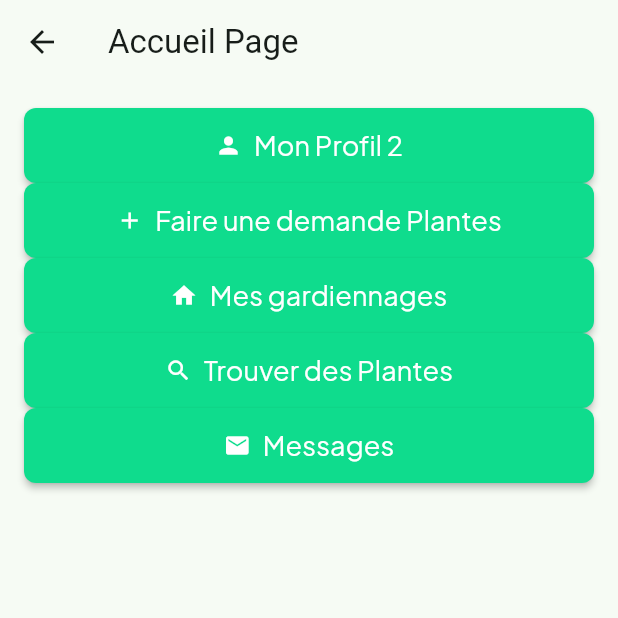
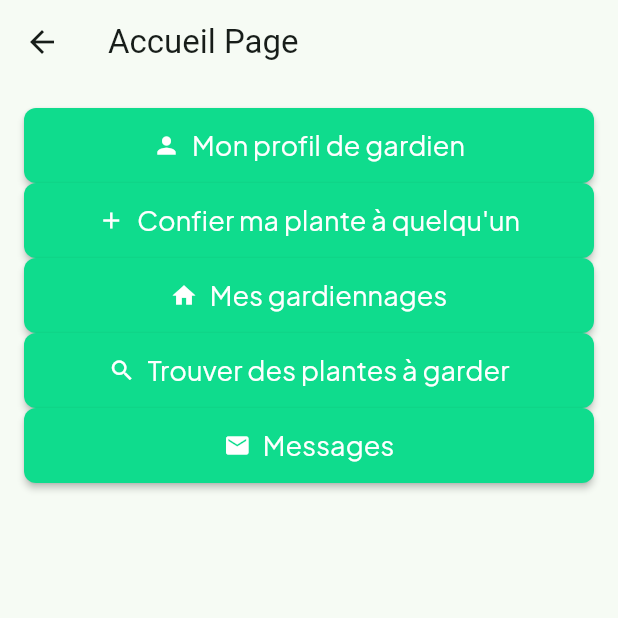
Before and after one commit to ThomasDeschampt/mspr, a Flutter app: the AccueilPage screen opened directly with empty values, on a phone screen of 412 x 824 dp, the top half of it. Run offline on Flutter 3.47's test engine with Material 3 defaults, Android fonts, the phone set to English and light mode, and no system bars; drawn by our look-alikes of auto_size_text; our stand-ins replace flutter_map, font_awesome_flutter, from_css_color, google_fonts, image_picker, latlong2 and 3 more; missing offline and left inert: json_path; accounts and stored records are empty; network calls fail.

Commit message:
Wording changé

```diff
--- a/flutter-frontend/lib/accueil.dart
+++ b/flutter-frontend/lib/accueil.dart
@@ -72,7 +72,7 @@ class _AccueilPageState extends State<AccueilPage> {
       shrinkWrap: true,
       physics: NeverScrollableScrollPhysics(),
       children: [
-        _buildMenuItem(context, Icons.person, 'Mon Profil 1', () {
+        _buildMenuItem(context, Icons.person, 'Mon profil utilisateur', () {
           Navigator.push(
             context,
             MaterialPageRoute(
@@ -80,7 +80,7 @@ class _AccueilPageState extends State<AccueilPage> {
             ),
           );
         }),
-        _buildMenuItem(context, Icons.check, 'Valider une Demande', () {
+        _buildMenuItem(context, Icons.check, 'Valider une demande', () {
           Navigator.push(
             context,
             MaterialPageRoute(builder: (context) => const ValiderPage()),
@@ -92,7 +92,7 @@ class _AccueilPageState extends State<AccueilPage> {
             MaterialPageRoute(builder: (context) => GardiennagePage(pseudo: widget.pseudo)),
           );
         }),
-        _buildMenuItem(context, Icons.search, 'Chercher une Plante', () {
+        _buildMenuItem(context, Icons.search, 'Trouver des plantes à garder', () {
           Navigator.push(
             context,
             MaterialPageRoute(builder: (context) => TrouverPage(pseudo: widget.pseudo)),
@@ -113,7 +113,7 @@ class _AccueilPageState extends State<AccueilPage> {
       shrinkWrap: true,
       physics: NeverScrollableScrollPhysics(),
       children: [
-        _buildMenuItem(context, Icons.person, 'Mon Profil 2', () {
+        _buildMenuItem(context, Icons.person, 'Mon profil de gardien', () {
           Navigator.push(
             context,
             MaterialPageRoute(
@@ -121,7 +121,7 @@ class _AccueilPageState extends State<AccueilPage> {
             ),
           );
         }),
-        _buildMenuItem(context, Icons.add, 'Faire une demande Plantes', () {
+        _buildMenuItem(context, Icons.add, 'Confier ma plante à quelqu\'un', () {
           Navigator.push(
             context,
             MaterialPageRoute(
@@ -134,7 +134,7 @@ class _AccueilPageState extends State<AccueilPage> {
             MaterialPageRoute(builder: (context) => GardiennagePage(pseudo: widget.pseudo)),
           );
         }),
-        _buildMenuItem(context, Icons.search, 'Trouver des Plantes', () {
+        _buildMenuItem(context, Icons.search, 'Trouver des plantes à garder', () {
           Navigator.push(
             context,
             MaterialPageRoute(builder: (context) => TrouverPage(pseudo: widget.pseudo)),
--- a/flutter-frontend/lib/home_page_widget.dart
+++ b/flutter-frontend/lib/home_page_widget.dart
@@ -130,7 +130,7 @@ class _HomePageWidgetState extends State<HomePageWidget> {
                           padding:
                               EdgeInsetsDirectional.fromSTEB(16, 16, 16, 16),
                           child: Text(
-                            'Menu 1',
+                            'Ma plante 1',
                             style: FlutterFlowTheme.of(context)
                                 .labelLarge
                                 .override(
@@ -159,7 +159,7 @@ class _HomePageWidgetState extends State<HomePageWidget> {
                           padding:
                               EdgeInsetsDirectional.fromSTEB(16, 16, 16, 16),
                           child: Text(
-                            'Menu 2',
+                            'Ma plante 2',
                             style: FlutterFlowTheme.of(context)
                                 .labelLarge
                                 .override(
@@ -188,7 +188,7 @@ class _HomePageWidgetState extends State<HomePageWidget> {
                           padding:
                               EdgeInsetsDirectional.fromSTEB(16, 16, 16, 16),
                           child: Text(
-                            'Menu 3',
+                            'Ma plante 3',
                             style: FlutterFlowTheme.of(context)
                                 .labelLarge
                                 .override(
@@ -217,7 +217,7 @@ class _HomePageWidgetState extends State<HomePageWidget> {
                           padding:
                               EdgeInsetsDirectional.fromSTEB(16, 16, 16, 16),
                           child: Text(
-                            'Menu 4',
+                            'Ma plante 4',
                             style: FlutterFlowTheme.of(context)
                                 .labelLarge
                                 .override(
@@ -246,7 +246,7 @@ class _HomePageWidgetState extends State<HomePageWidget> {
                           padding:
                               EdgeInsetsDirectional.fromSTEB(16, 16, 16, 16),
                           child: Text(
-                            'Menu 5',
+                            'Ma plante 5',
                             style: FlutterFlowTheme.of(context)
                                 .labelLarge
                                 .override(
```
